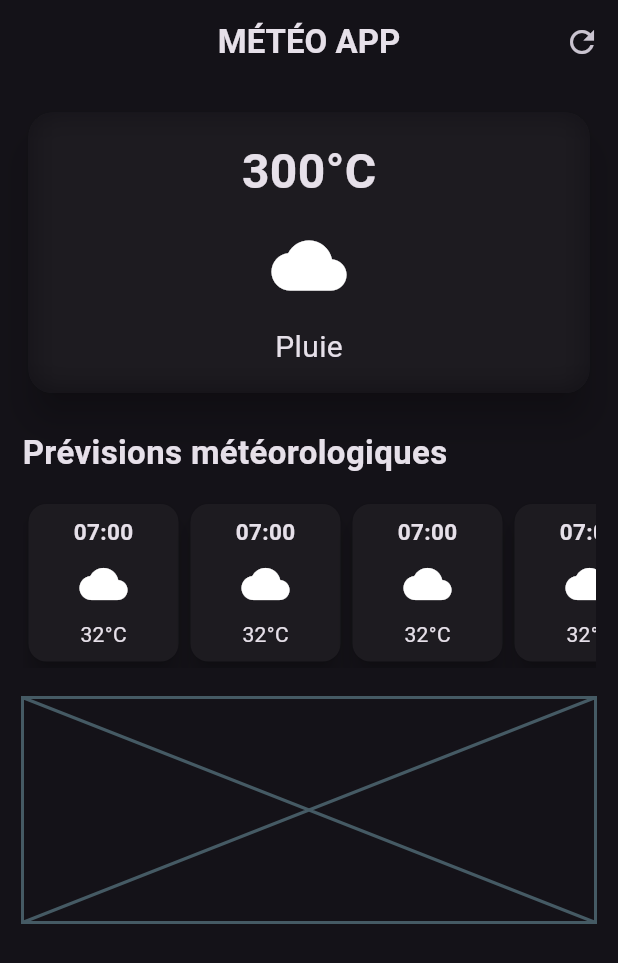
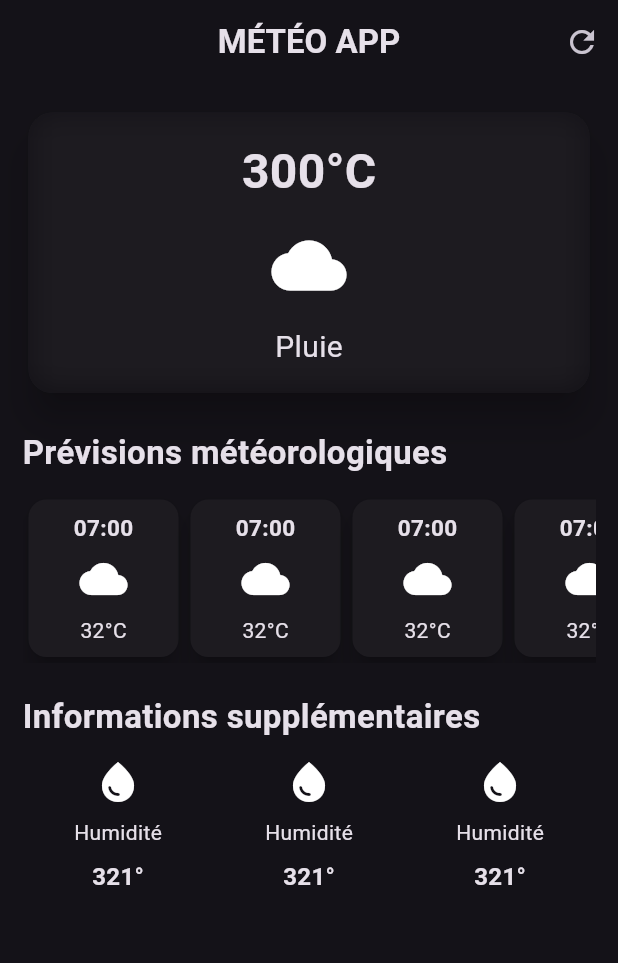
Before and after one commit to Jeremi-Koloma/weather_app, a Flutter app: the screen it shows after launch, on a phone screen of 412 x 824 dp. Shown: the top 963 px of the screen. Run offline on Flutter 3.47's test engine with Material 2 defaults, Android fonts, the phone set to English and light mode, and no system bars.

Commit message:
UI presque bon

```diff
--- /dev/null
+++ b/lib/additional_info_items.dart
@@ -0,0 +1,25 @@
+import 'package:flutter/material.dart';
+
+// Classe pour les informations supplementaires des prévisions
+class AdditinoalInfoItems extends StatelessWidget {
+  const AdditinoalInfoItems({super.key});
+
+  @override
+  Widget build(BuildContext context) {
+    return Column(
+      children: const [
+        Icon(Icons.water_drop, size: 32),
+        SizedBox(height: 8.0),
+        Text("Humidité"),
+        SizedBox(height: 8.0),
+        Text(
+          "321°",
+          style: TextStyle(
+            fontSize: 16.0,
+            fontWeight: FontWeight.bold,
+          ),
+        ),
+      ],
+    );
+  }
+}
--- /dev/null
+++ b/lib/card_prevision_items.dart
@@ -0,0 +1,30 @@
+import 'package:flutter/material.dart';
+
+// Classe pour les cardes des prévisions
+class CardPrevisionItems extends StatelessWidget {
+  const CardPrevisionItems({super.key});
+
+  @override
+  Widget build(BuildContext context) {
+    return Card(
+      elevation: 6.0,
+      child: Container(
+        width: 100.0,
+        decoration: BoxDecoration(borderRadius: BorderRadius.circular(12.0)),
+        padding: const EdgeInsets.all(8.0),
+        child: Column(
+          children: const [
+            Text(
+              "07:00",
+              style: TextStyle(fontSize: 15.0, fontWeight: FontWeight.bold),
+            ),
+            SizedBox(height: 8.0),
+            Icon(Icons.cloud, size: 32),
+            SizedBox(height: 8.0),
+            Text("32°C"),
+          ],
+        ),
+      ),
+    );
+  }
+}
--- a/lib/weather_screen.dart
+++ b/lib/weather_screen.dart
@@ -1,6 +1,9 @@
 import 'dart:ui';
 
 import 'package:flutter/material.dart';
+
+import 'additional_info_items.dart';
+import 'card_prevision_items.dart';
 
 class WeatherScreen extends StatelessWidget {
   const WeatherScreen({super.key});
@@ -77,7 +80,7 @@ class WeatherScreen extends StatelessWidget {
                 fontWeight: FontWeight.bold,
               ),
             ),
-            const SizedBox(height: 15.0),
+            const SizedBox(height: 12.0),
             SingleChildScrollView(
               scrollDirection: Axis.horizontal,
               child: Row(
@@ -93,9 +96,22 @@ class WeatherScreen extends StatelessWidget {
             ),
             const SizedBox(height: 20),
 
-            // Section infos
-            Placeholder(
-              fallbackHeight: 150,
+            // Section Informations supplémentaires
+            const Text(
+              "Informations supplémentaires",
+              style: TextStyle(
+                fontSize: 22.0,
+                fontWeight: FontWeight.bold,
+              ),
+            ),
+            const SizedBox(height: 12.0),
+            Row(
+              mainAxisAlignment: MainAxisAlignment.spaceAround,
+              children: const [
+                AdditinoalInfoItems(),
+                AdditinoalInfoItems(),
+                AdditinoalInfoItems(),
+              ],
             ),
           ],
         ),
@@ -103,32 +119,3 @@ class WeatherScreen extends StatelessWidget {
     );
   }
 }
-
-// Classe pour les cardes des prévisions
-class CardPrevisionItems extends StatelessWidget {
-  const CardPrevisionItems({super.key});
-
-  @override
-  Widget build(BuildContext context) {
-    return Card(
-      elevation: 6.0,
-      child: Container(
-        width: 100.0,
-        decoration: BoxDecoration(borderRadius: BorderRadius.circular(12.0)),
-        padding: const EdgeInsets.all(8.0),
-        child: Column(
-          children: const [
-            Text(
-              "07:00",
-              style: TextStyle(fontSize: 15.0, fontWeight: FontWeight.bold),
-            ),
-            SizedBox(height: 8.0),
-            Icon(Icons.cloud, size: 32),
-            SizedBox(height: 8.0),
-            Text("32°C"),
-          ],
-        ),
-      ),
-    );
-  }
-}
```
